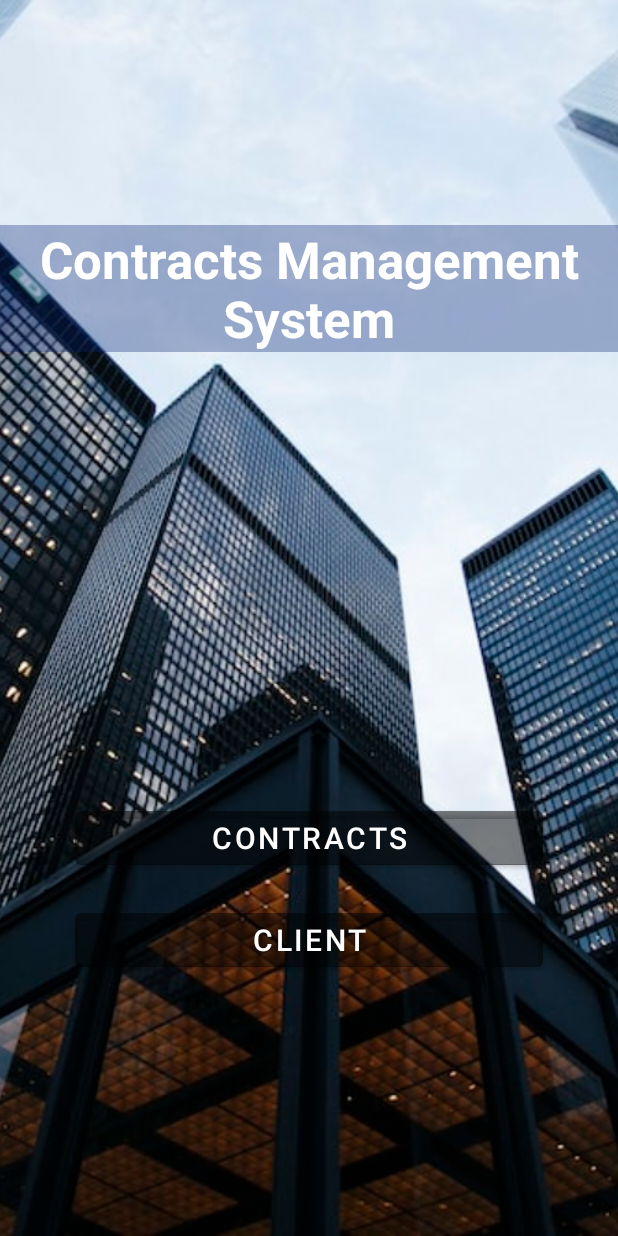
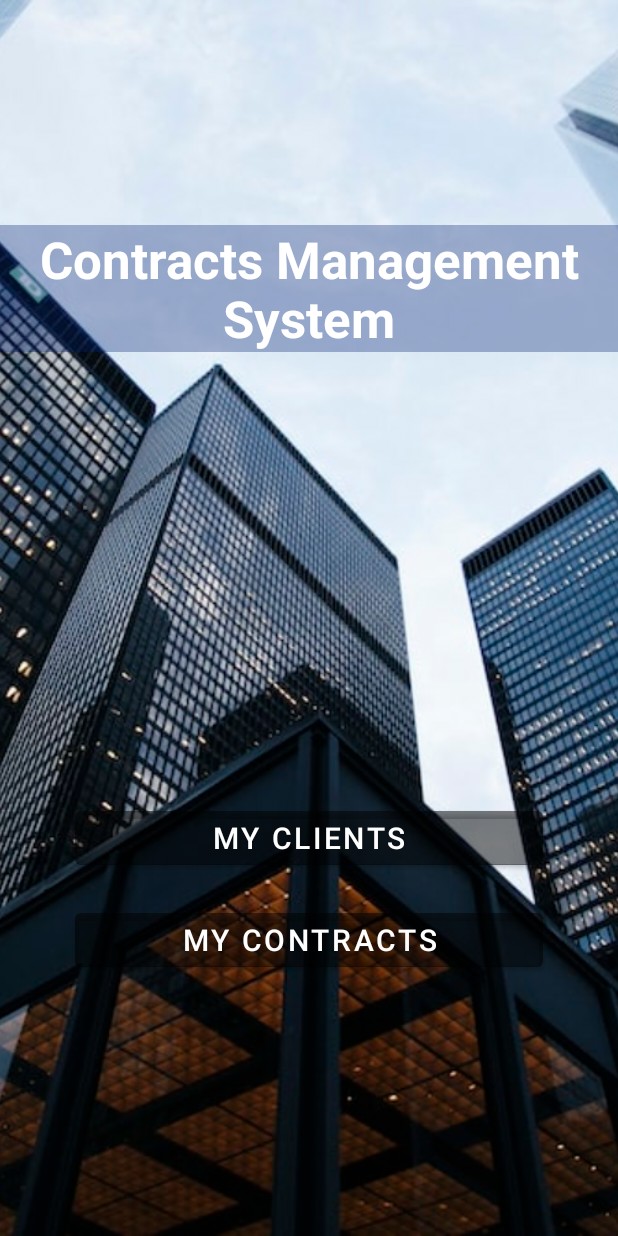
Before and after one commit to tahe-ba/Client-Contract-Mobile, an Android app: the screen it shows after launch (MainActivity), on a phone screen of 412 x 824 dp. Run offline under Robolectric (Android 15) with nearby library versions, the phone set to English and light mode, and no system bars.

Commit message:
Client-Contract-Mobile refactor

```diff
--- a/app/src/main/res/layout/activity_main.xml
+++ b/app/src/main/res/layout/activity_main.xml
@@ -37,30 +37,31 @@
             android:orientation="vertical">
 
             <Button
-                android:id="@+id/contractBtn"
+                android:id="@+id/clientBtn"
                 android:layout_width="match_parent"
                 android:layout_height="wrap_content"
                 android:layout_marginStart="50dp"
                 android:layout_marginEnd="50dp"
                 android:backgroundTint="#4A000000"
-                android:text="CONTRACTS"
+                android:text="My Clients"
                 android:textColor="#FFFFFF"
-
                 android:textSize="20sp"
                 tools:ignore="HardcodedText" />
 
             <Button
-                android:id="@+id/clientBtn"
+                android:id="@+id/contractBtn"
                 android:layout_width="match_parent"
                 android:layout_height="wrap_content"
                 android:layout_marginStart="50dp"
                 android:layout_marginTop="20dp"
                 android:layout_marginEnd="50dp"
                 android:backgroundTint="#4A000000"
-                android:text="CLIENT"
+                android:text="My Contracts"
                 android:textColor="#FFFFFF"
+
                 android:textSize="20sp"
                 tools:ignore="HardcodedText" />
+
         </LinearLayout>
 
     </LinearLayout>
--- a/app/src/main/res/values/strings.xml
+++ b/app/src/main/res/values/strings.xml
@@ -1,5 +1,5 @@
 <resources>
-    <string name="app_name">ProjectDs</string>
+    <string name="app_name">My contracts</string>
     <string name="ClientName">Client name</string>
     <string name="search">Search</string>
 </resources>
--- a/settings.gradle
+++ b/settings.gradle
@@ -12,5 +12,5 @@ dependencyResolutionManagement {
         mavenCentral()
     }
 }
-rootProject.name = "ProjetDs"
+rootProject.name = "Client-Contract-Mobile"
 include ':app'
```
